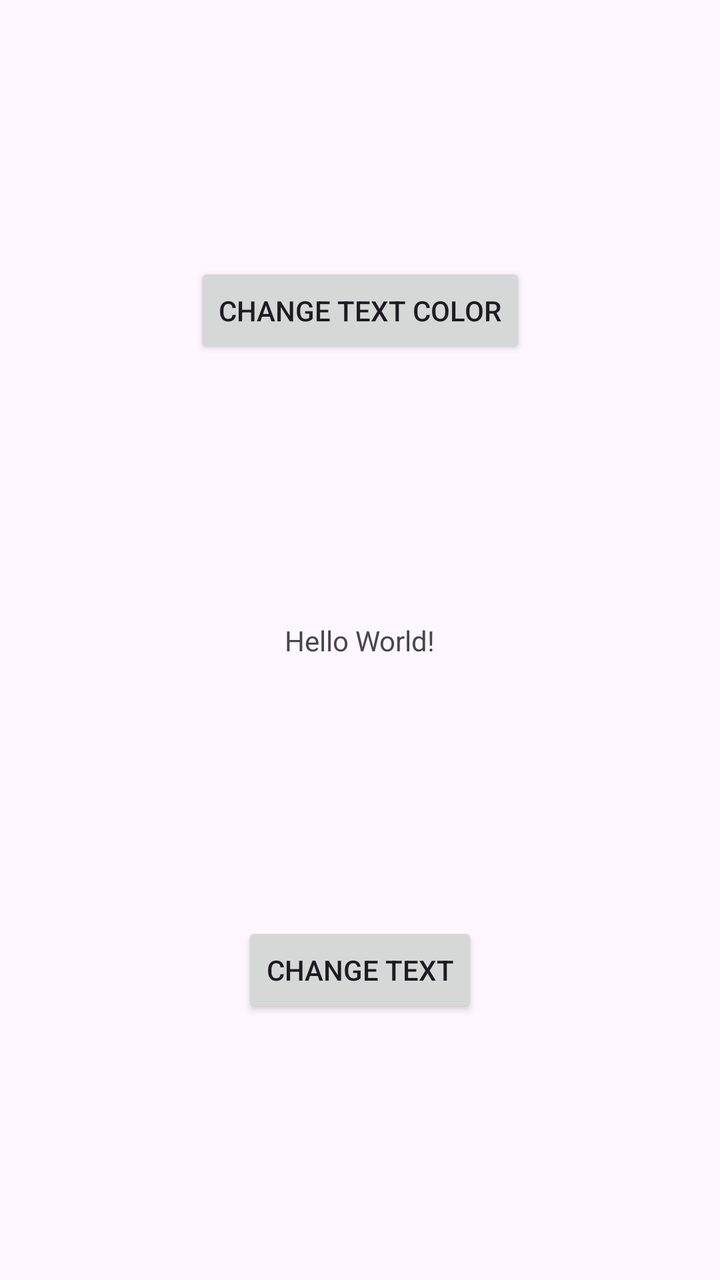
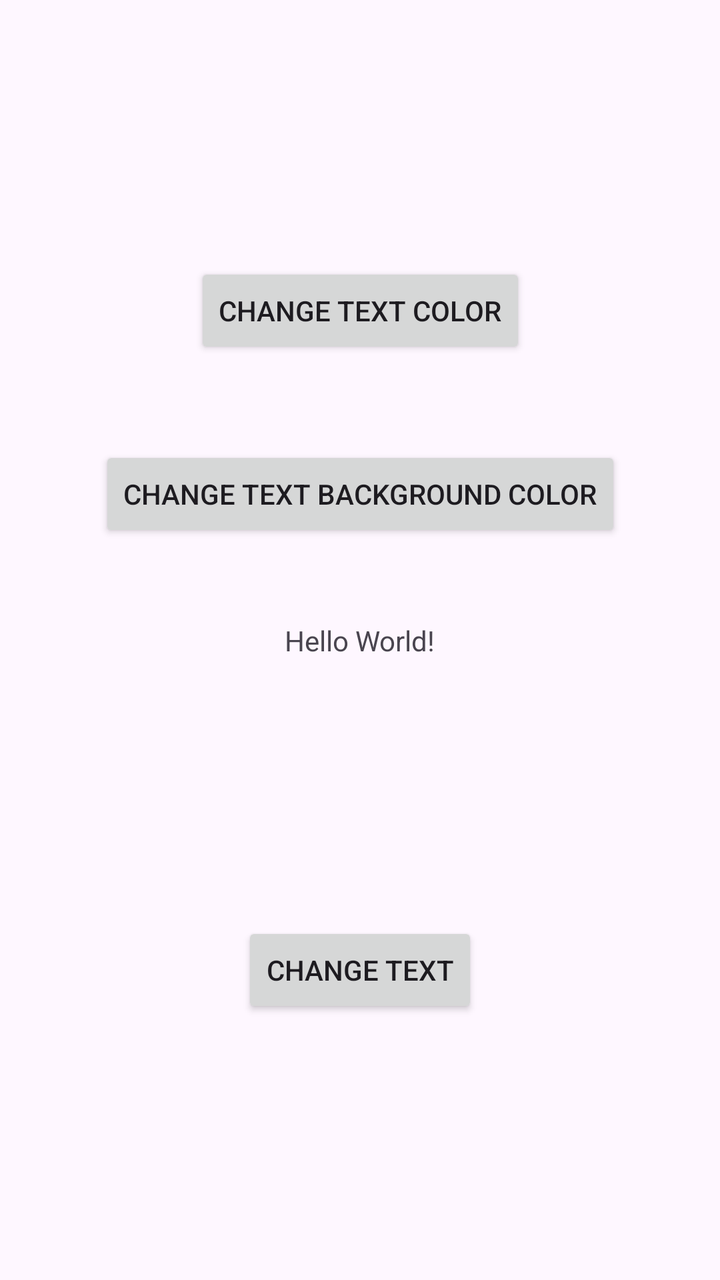

Two renders of the same Android screen: before a commit and after it. Below are the layout's source before the change and the commit's diff.
<!-- AndroidManifest.xml: application theme Theme.Praktinis_1 -->
<!-- res/layout/activity_main.xml -->
<?xml version="1.0" encoding="utf-8"?>
<androidx.constraintlayout.widget.ConstraintLayout xmlns:android="http://schemas.android.com/apk/res/android"
    xmlns:app="http://schemas.android.com/apk/res-auto"
    xmlns:tools="http://schemas.android.com/tools"
    android:id="@+id/main"
    android:layout_width="match_parent"
    android:layout_height="match_parent"
    tools:context=".MainActivity">

    <TextView
        android:id="@+id/tvMain"
        android:layout_width="wrap_content"
        android:layout_height="wrap_content"
        android:text="Hello World!"
        app:layout_constraintBottom_toBottomOf="parent"
        app:layout_constraintEnd_toEndOf="parent"
        app:layout_constraintStart_toStartOf="parent"
        app:layout_constraintTop_toTopOf="parent" />

    <Button
        android:id="@+id/button"
        android:layout_width="wrap_content"
        android:layout_height="wrap_content"
        android:text="Change text"
        android:onClick="changeText"
        app:layout_constraintBottom_toBottomOf="parent"
        app:layout_constraintEnd_toEndOf="parent"
        app:layout_constraintStart_toStartOf="parent"
        app:layout_constraintTop_toBottomOf="@+id/tvMain" />

    <Button
        android:id="@+id/button2"
        android:layout_width="wrap_content"
        android:layout_height="wrap_content"
        android:text="Change text color"
        android:onClick="changeColor"
        app:layout_constraintBottom_toTopOf="@+id/tvMain"
        app:layout_constraintEnd_toEndOf="parent"
        app:layout_constraintStart_toStartOf="parent"
        app:layout_constraintTop_toTopOf="parent" />

</androidx.constraintlayout.widget.ConstraintLayout>
<!-- resources referenced by this layout -->
<resources>
  <style name="Theme.Praktinis_1" parent="Base.Theme.Praktinis_1" />
  <style name="Base.Theme.Praktinis_1" parent="Theme.Material3.DayNight.NoActionBar">
          
          
      </style>
</resources>

<!-- the commit's change to res/layout/activity_main.xml (unified diff, before → after) -->
@@ -39,4 +39,16 @@
         app:layout_constraintStart_toStartOf="parent"
         app:layout_constraintTop_toTopOf="parent" />
 
+    <Button
+        android:id="@+id/button3"
+        android:layout_width="wrap_content"
+        android:layout_height="wrap_content"
+        android:layout_marginTop="4dp"
+        android:text="Change text background color"
+        android:onClick="changeBackgroundColor"
+        app:layout_constraintBottom_toTopOf="@+id/tvMain"
+        app:layout_constraintEnd_toEndOf="parent"
+        app:layout_constraintStart_toStartOf="parent"
+        app:layout_constraintTop_toBottomOf="@+id/button2" />
+
 </androidx.constraintlayout.widget.ConstraintLayout>
